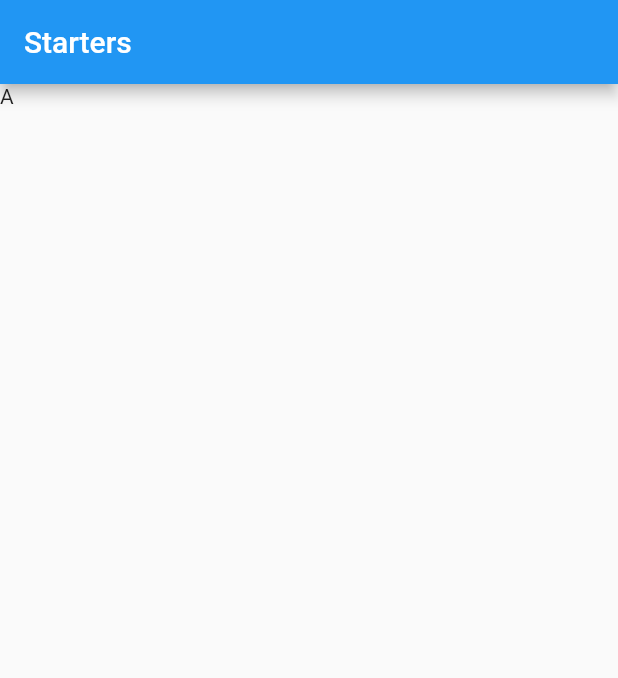
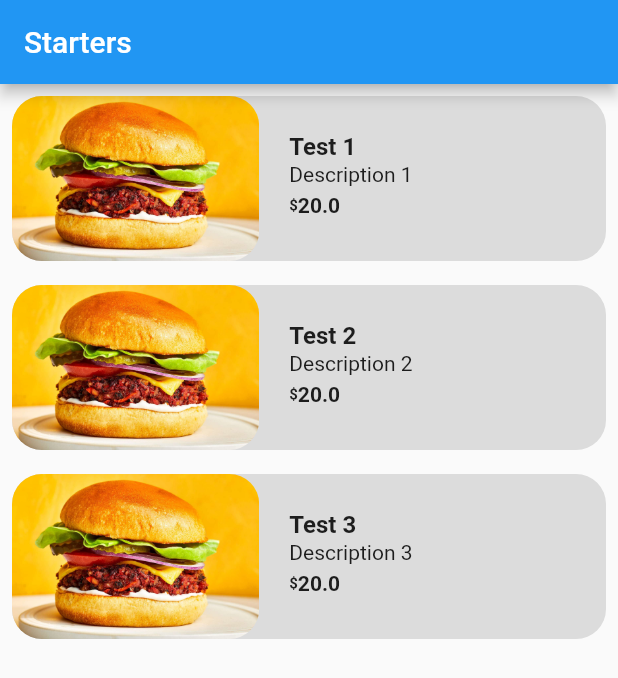
Before and after one commit to EdgarsJaudzems/starters_bloc, a Flutter app: the screen it shows after launch, on a phone screen of 412 x 824 dp. Shown: the top 678 px of the screen. Run offline on Flutter 3.47's test engine with Material 2 defaults, Android fonts, the light colour scheme and no system bars.

Commit message:
Add list with sample data, create food item view

```diff
--- a/lib/main.dart
+++ b/lib/main.dart
@@ -1,5 +1,5 @@
 import 'package:flutter/material.dart';
-import 'package:starters_bloc/screens/home_screen.dart';
+import 'package:starters_bloc/screens/home_screen/home_screen.dart';
 
 void main() {
   runApp(const MyApp());
--- /dev/null
+++ b/lib/models/food.dart
@@ -0,0 +1,39 @@
+// ignore_for_file: public_member_api_docs, sort_constructors_first
+
+class Food {
+  final String name;
+  final String description;
+  final double price;
+  final String imageURL;
+
+  Food({
+    required this.name,
+    required this.description,
+    required this.price,
+    required this.imageURL,
+  });
+
+  static Food foodSampleOne = Food(
+      name: "Test 1",
+      description: "Description 1",
+      price: 20,
+      imageURL: "assets/test_image.jpg");
+
+  static Food foodSampleTwo = Food(
+      name: "Test 2",
+      description: "Description 2",
+      price: 20,
+      imageURL: "assets/test_image.jpg");
+
+  static Food foodSampleThree = Food(
+      name: "Test 3",
+      description: "Description 3",
+      price: 20,
+      imageURL: "assets/test_image.jpg");
+
+  static List<Food> listOfFoodItems = [
+    foodSampleOne,
+    foodSampleTwo,
+    foodSampleThree
+  ];
+}
--- a/lib/screens/home_screen.dart
+++ /dev/null
@@ -1,16 +0,0 @@
-import 'package:flutter/material.dart';
-
-class HomeScreen extends StatelessWidget {
-  const HomeScreen({super.key});
-
-  @override
-  Widget build(BuildContext context) {
-    return Scaffold(
-      appBar: AppBar(
-        title: const Text("Starters"),
-      ),
-      body: Text("A"),
-
-    );
-  }
-}
--- /dev/null
+++ b/lib/screens/home_screen/home_screen.dart
@@ -0,0 +1,23 @@
+import 'package:flutter/material.dart';
+import 'package:starters_bloc/models/food.dart';
+import 'package:starters_bloc/screens/home_screen/widgets/food_list_item.dart';
+
+class HomeScreen extends StatelessWidget {
+  const HomeScreen({super.key});
+
+  @override
+  Widget build(BuildContext context) {
+    return Scaffold(
+      appBar: AppBar(
+        title: const Text("Starters"),
+      ),
+      body: ListView(
+        children: [
+          FoodListItem(foodItem: Food.foodSampleOne),
+          FoodListItem(foodItem: Food.foodSampleTwo),
+          FoodListItem(foodItem: Food.foodSampleThree),
+        ],
+      ),
+    );
+  }
+}
--- /dev/null
+++ b/lib/screens/home_screen/widgets/food_list_item.dart
@@ -0,0 +1,69 @@
+import 'package:flutter/material.dart';
+import 'package:starters_bloc/models/food.dart';
+
+class FoodListItem extends StatelessWidget {
+  final Food foodItem;
+
+  const FoodListItem({super.key, required this.foodItem});
+
+  @override
+  Widget build(BuildContext context) {
+    return Padding(
+      padding: const EdgeInsets.all(8.0),
+      child: Container(
+        height: 110,
+        decoration: BoxDecoration(
+          color: Colors.black12,
+          borderRadius: BorderRadius.circular(20),
+        ),
+        child: Row(
+          children: [
+            ClipRRect(
+              borderRadius: BorderRadius.circular(20),
+              child: Image.asset(
+                foodItem.imageURL,
+                fit: BoxFit.cover,
+              ),
+            ),
+            Expanded(
+              child: Container(
+                padding: const EdgeInsets.all(20),
+                child: Column(
+                  crossAxisAlignment: CrossAxisAlignment.start,
+                  children: [
+                    Text(
+                      foodItem.name,
+                      style: const TextStyle(
+                        fontSize: 16,
+                        fontWeight: FontWeight.bold,
+                        height: 1.5,
+                      ),
+                    ),
+                    Text(
+                      foodItem.description,
+                    ),
+                    const SizedBox(height: 5),
+                    Row(
+                      children: [
+                        const Text(
+                          '\$',
+                          style: TextStyle(
+                              fontSize: 10, fontWeight: FontWeight.bold),
+                        ),
+                        Text(
+                          '${foodItem.price}',
+                          style: const TextStyle(
+                              fontSize: 14, fontWeight: FontWeight.bold),
+                        ),
+                      ],
+                    )
+                  ],
+                ),
+              ),
+            )
+          ],
+        ),
+      ),
+    );
+  }
+}
```
Also changed, not shown: assets/test_image.jpg (added).
